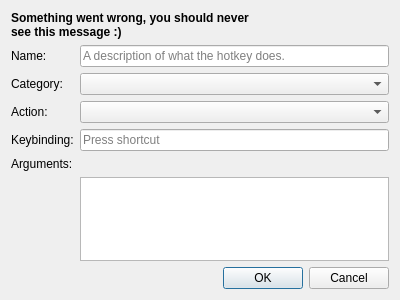
First picture: the form in src/widgets/dialogs/EditHotkeyDialog.ui, repository Chatterino/chatterino2, before the edit.
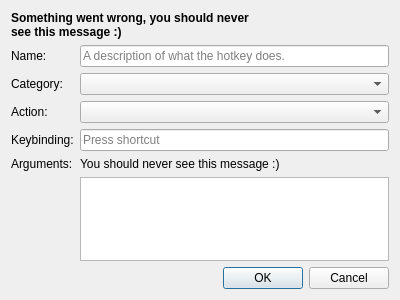
Second picture: the form after the edit.

Commit message: Give the label a sizePolicy and add default text for arguments label so it can be seen in the gui editor

Patch:
```diff
--- a/src/widgets/dialogs/EditHotkeyDialog.ui
+++ b/src/widgets/dialogs/EditHotkeyDialog.ui
@@ -113,7 +113,7 @@
      <item row="4" column="1">
       <widget class="QLabel" name="argumentsDescription">
        <property name="text">
-        <string></string>
+        <string>You should never see this message :)</string>
        </property>
        <property name="buddy">
         <cstring>argumentsDescription</cstring>
```
Left out of the diff: 6 changed lines with no effect on the pictures.
